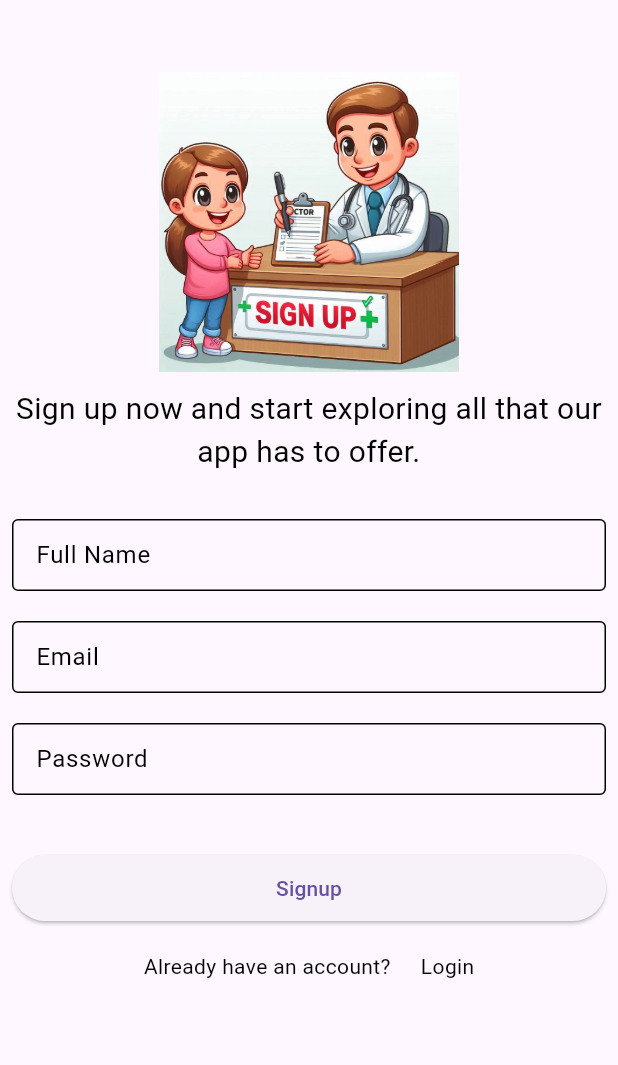
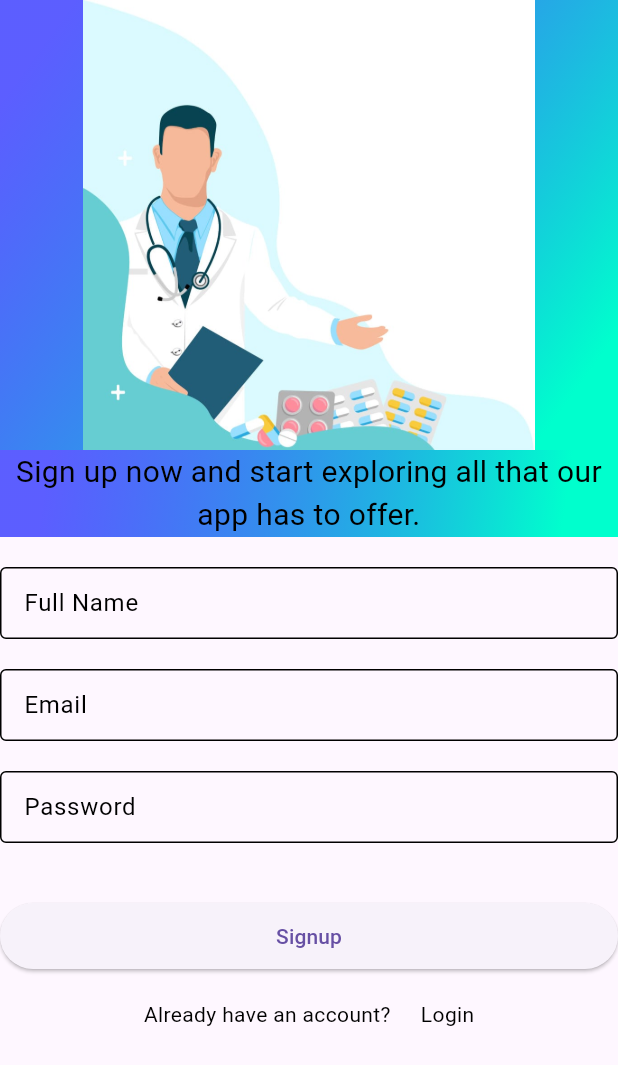
Before and after one commit to princedesai012/doctor, a Flutter app: the screen it shows after launch, after a tap on "Signup", on a phone screen of 412 x 824 dp. Shown: the top 1065 px of the screen. Run offline on Flutter 3.47's test engine with Material 3 defaults, Android fonts, the phone set to English and light mode, and no system bars; our stand-ins replace get, velocity_x; Roboto replaces fonts that are missing (nunito_bold).

Commit message:
UI UPDATE

```diff
--- a/lib/consts/fonts.dart
+++ b/lib/consts/fonts.dart
@@ -1,5 +1,4 @@
 import 'package:doctor/res/components/custom_button.dart';
-import 'package:flutter/services.dart';
 
 import 'colors.dart';
 import 'consts.dart';
--- a/lib/views/login_view.dart
+++ b/lib/views/login_view.dart
@@ -14,8 +14,8 @@ class LoginView extends StatelessWidget {
   Widget build(BuildContext context) {
     return Scaffold(
       body: Container(
-        margin: const EdgeInsets.only(top: 40),
-        padding: const EdgeInsets.all(8),
+        //margin: const EdgeInsets.only(top: 40),
+        //padding: const EdgeInsets.all(8),
         child: Column(
           mainAxisAlignment: MainAxisAlignment.center,
           children: [
@@ -25,14 +25,31 @@ class LoginView extends StatelessWidget {
                 SingleChildScrollView(
                     child: Column(
                   children: [
-                    Image.asset(
-                      AppAssets.icLogin,
-                      width: 200,
+                    Container(
+                      decoration: const BoxDecoration(
+                          gradient: LinearGradient(stops: [0.08,0.91], begin: Alignment.topLeft, end: Alignment.bottomRight, colors: [Color(0xA30008FF),Color(0xFF00FFCD)])
+                      ),
+                      height: 310,
+                      width: 1375,
+                      child: Image.asset(
+                        AppAssets.icLogin,
+                        width: 200,
+                      ),
                     ),
-                    10.heightBox,
-                    AppStyle.bold(
-                        title: AppStrings.welcomeBack, size: AppSizes.size20),
-                    AppStyle.bold(title: AppStrings.weAreExcited),
+                    Container(
+                      width: 1380,
+                      decoration: const BoxDecoration(
+                          gradient: LinearGradient(stops: [0.08,0.91], begin: Alignment.topLeft, end: Alignment.bottomRight, colors: [Color(0xA30008FF),Color(0xFF00FFCD)])
+                      ),
+                      child: AppStyle.bold(title: AppStrings.welcomeBack, size: AppSizes.size20, alignment: TextAlign.center),
+                    ),
+                    Container(
+                      width: 1380,
+                      decoration: const BoxDecoration(
+                          gradient: LinearGradient(stops: [0.08,0.91], begin: Alignment.topLeft, end: Alignment.bottomRight, colors: [Color(0xA30008FF),Color(0xFF00FFCD)])
+                      ),
+                      child: AppStyle.bold(title: AppStrings.weAreExcited, alignment: TextAlign.center),
+                    )
                   ],
                 )),
               ],
--- a/lib/views/signup_view/signup_view.dart
+++ b/lib/views/signup_view/signup_view.dart
@@ -10,8 +10,8 @@ class SignupView extends StatelessWidget {
   Widget build(BuildContext context) {
     return Scaffold(
       body: Container(
-        margin: EdgeInsets.only(top: 40),
-        padding: const EdgeInsets.all(8),
+        // margin: const EdgeInsets.only(bottom: 10),
+        // padding: const EdgeInsets.only(bottom: 8),
         child: Column(
           mainAxisAlignment: MainAxisAlignment.center,
           children: [
@@ -20,18 +20,35 @@ class SignupView extends StatelessWidget {
               children: [
                 SingleChildScrollView(
                     child: Column(
+                      mainAxisAlignment: MainAxisAlignment.center,
                       children: [
-                        Image.asset(
-                          AppAssets.icSignup,
-                          width: 200,
+                        Container(
+                          // color: Colors.blue,
+                          decoration: const BoxDecoration(
+                              gradient: LinearGradient(stops: [0.08,0.91], begin: Alignment.topLeft, end: Alignment.bottomRight, colors: [Color(0xA30008FF),Color(0xFF00FFCD)])
+                          ),
+                          height: 300,
+                          width: 1375,
+                          child: Image.asset(
+                            // alignment: Alignment.centerLeft,
+                            AppAssets.icSignup,
+                            height: 200,
+                            width: 200,
+                          ),
                         ),
-                        10.heightBox,
-                        AppStyle.bold(title: AppStrings.signupNow, size: AppSizes.size20, alignment: TextAlign.center),
+                        // 20.heightBox,
+                        Container(
+                          width: 1380,
+                          decoration: const BoxDecoration(
+                            gradient: LinearGradient(stops: [0.08,0.91], begin: Alignment.topLeft, end: Alignment.bottomRight, colors: [Color(0xA30008FF),Color(0xFF00FFCD)])
+                          ),
+                          child: AppStyle.bold(title: AppStrings.signupNow, size: AppSizes.size20, alignment: TextAlign.center,),
+                        )
                       ],
                     )),
               ],
             ),
-            30.heightBox,
+            20.heightBox,
             Expanded(
                 child: Form(
                     child: SingleChildScrollView(
```
Also changed, not shown: assets/images/login.png, assets/images/signup.png.
